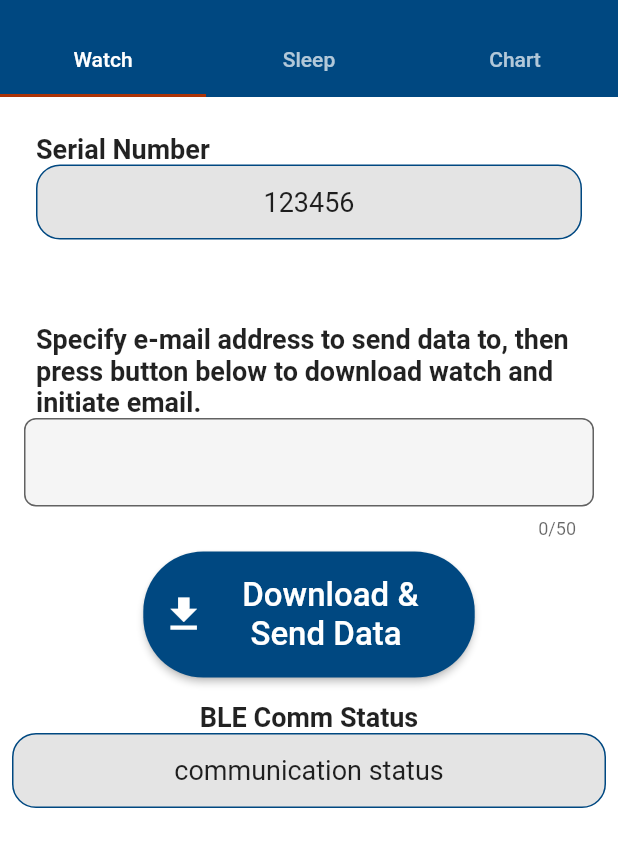
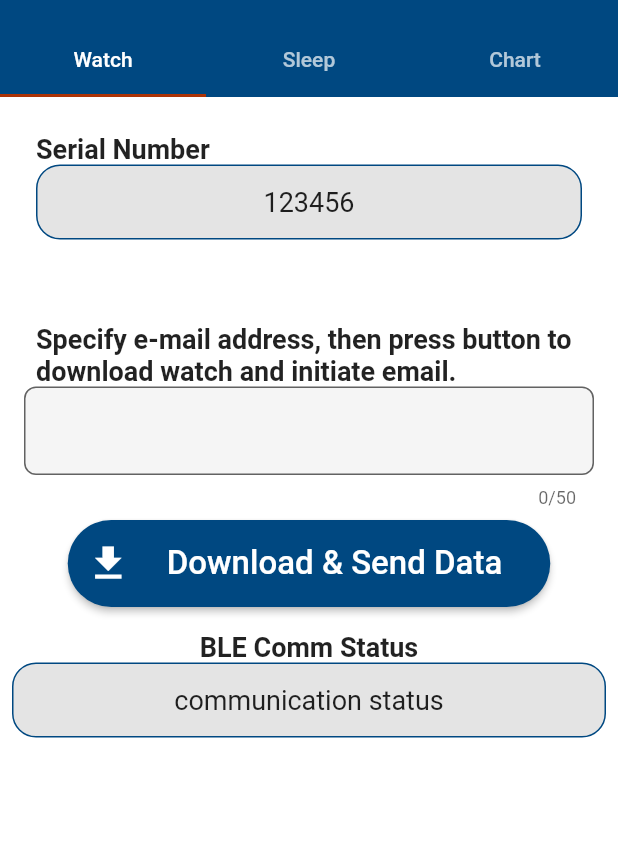
Before and after one commit to Bruner-Consulting/sleep_watch_2, a Flutter app: the screen it shows after launch, on a phone screen of 412 x 824 dp, the part 59-926 px from its top. Run offline on Flutter 3.47's test engine with Material 2 defaults, Android fonts, the phone set to English and light mode, and no system bars; our stand-ins replace flex_color_scheme, package_info_plus, syncfusion_flutter_charts; missing offline and left inert: flutter_email_sender, flutter_reactive_ble, location_permissions.

Commit message:
button adjustments

```diff
--- a/lib/WatchTab.dart
+++ b/lib/WatchTab.dart
@@ -362,7 +362,7 @@ class _WatchTabState extends State<WatchTab> {
                   //right now can only enter email, does not send nor validate
                   padding: EdgeInsets.symmetric(vertical: 0, horizontal: 8),
                   child: Text(
-                    "Specify e-mail address to send data to, then press button below to download watch and initiate email.",
+                    "Specify e-mail address, then press button to download watch and initiate email.",
                     style: TextStyle(fontSize: 18, fontWeight: FontWeight.bold),
                   ),
                 ),
@@ -402,7 +402,7 @@ class _WatchTabState extends State<WatchTab> {
                 icon: const Icon(Icons.download, size: 30),
                 label: const Padding(
                   padding: EdgeInsets.all(16.0),
-                  child: Text('Download & \n Send Data',
+                  child: Text('Download & Send Data',
                       style: TextStyle(fontSize: 22)),
                 ),
                 onPressed: () {
```
